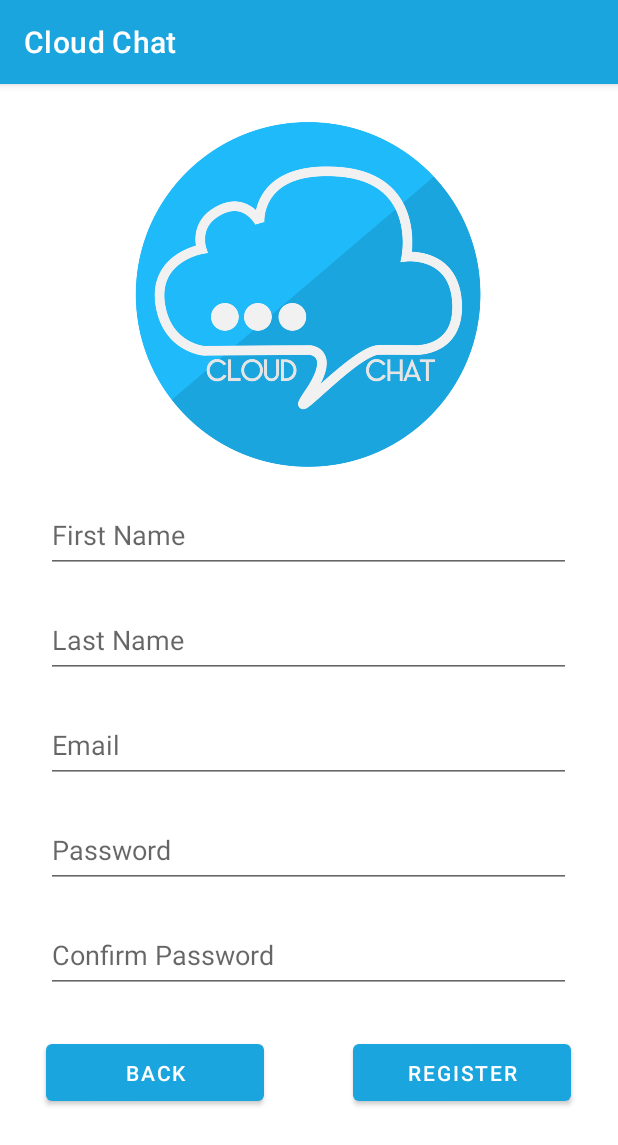
After one commit to cadereynoldson/450GroupProject, an Android app: the RegisterFragment screen opened through its navigation route, on a phone screen of 412 x 824 dp. The commit adds this screen. Shown: the top 1145 px of the screen. Run offline under Robolectric (Android 15) with nearby library versions, the phone set to English and light mode, and no system bars.

Commit message:
Register page and colors updated.

```diff
--- a/app/build.gradle
+++ b/app/build.gradle
@@ -14,6 +14,10 @@ android {
         versionName "1.0"
 
         testInstrumentationRunner "androidx.test.runner.AndroidJUnitRunner"
+    }
+
+    buildFeatures {
+        viewBinding true
     }
 
     buildTypes {
--- a/app/src/main/java/com/example/groupproject_g3/SignInFragment.java
+++ /dev/null
@@ -1,64 +0,0 @@
-package com.example.groupproject_g3;
-
-import android.os.Bundle;
-
-import androidx.fragment.app.Fragment;
-
-import android.view.LayoutInflater;
-import android.view.View;
-import android.view.ViewGroup;
-
-/**
- * A simple {@link Fragment} subclass.
- * Use the {@link SignInFragment#newInstance} factory method to
- * create an instance of this fragment.
- */
-public class SignInFragment extends Fragment {
-
-    // TODO: Rename parameter arguments, choose names that match
-    // the fragment initialization parameters, e.g. ARG_ITEM_NUMBER
-    private static final String ARG_PARAM1 = "param1";
-    private static final String ARG_PARAM2 = "param2";
-
-    // TODO: Rename and change types of parameters
-    private String mParam1;
-    private String mParam2;
-
-    public SignInFragment() {
-        // Required empty public constructor
-    }
-
-    /**
-     * Use this factory method to create a new instance of
-     * this fragment using the provided parameters.
-     *
-     * @param param1 Parameter 1.
-     * @param param2 Parameter 2.
-     * @return A new instance of fragment SignInFragment.
-     */
-    // TODO: Rename and change types and number of parameters
-    public static SignInFragment newInstance(String param1, String param2) {
-        SignInFragment fragment = new SignInFragment();
-        Bundle args = new Bundle();
-        args.putString(ARG_PARAM1, param1);
-        args.putString(ARG_PARAM2, param2);
-        fragment.setArguments(args);
-        return fragment;
-    }
-
-    @Override
-    public void onCreate(Bundle savedInstanceState) {
-        super.onCreate(savedInstanceState);
-        if (getArguments() != null) {
-            mParam1 = getArguments().getString(ARG_PARAM1);
-            mParam2 = getArguments().getString(ARG_PARAM2);
-        }
-    }
-
-    @Override
-    public View onCreateView(LayoutInflater inflater, ViewGroup container,
-                             Bundle savedInstanceState) {
-        // Inflate the layout for this fragment
-        return inflater.inflate(R.layout.fragment_sign_in, container, false);
-    }
-}
--- /dev/null
+++ b/app/src/main/java/com/example/groupproject_g3/authorization/fragments/RegisterFragment.java
@@ -0,0 +1,26 @@
+package com.example.groupproject_g3.authorization.fragments;
+
+import android.os.Bundle;
+
+import androidx.fragment.app.Fragment;
+
+import android.view.LayoutInflater;
+import android.view.View;
+import android.view.ViewGroup;
+
+import com.example.groupproject_g3.R;
+
+/**
+ * A simple {@link Fragment} subclass.
+ * create an instance of this fragment.
+ */
+public class RegisterFragment extends Fragment {
+
+
+    @Override
+    public View onCreateView(LayoutInflater inflater, ViewGroup container,
+                             Bundle savedInstanceState) {
+        // Inflate the layout for this fragment
+        return inflater.inflate(R.layout.fragment_register, container, false);
+    }
+}
--- /dev/null
+++ b/app/src/main/java/com/example/groupproject_g3/authorization/fragments/SignInFragment.java
@@ -0,0 +1,31 @@
+package com.example.groupproject_g3.authorization.fragments;
+
+import android.os.Bundle;
+
+import androidx.fragment.app.Fragment;
+
+import android.view.LayoutInflater;
+import android.view.View;
+import android.view.ViewGroup;
+
+import com.example.groupproject_g3.R;
+
+/**
+ * A fragment for signing into the application.
+ *
+ */
+public class SignInFragment extends Fragment {
+
+    public SignInFragment() {
+        // Required empty public constructor
+    }
+
+
+
+    @Override
+    public View onCreateView(LayoutInflater inflater, ViewGroup container,
+                             Bundle savedInstanceState) {
+        // Inflate the layout for this fragment
+        return inflater.inflate(R.layout.fragment_sign_in, container, false);
+    }
+}
--- /dev/null
+++ b/app/src/main/res/layout/fragment_register.xml
@@ -0,0 +1,105 @@
+<?xml version="1.0" encoding="utf-8"?>
+<androidx.constraintlayout.widget.ConstraintLayout xmlns:android="http://schemas.android.com/apk/res/android"
+    xmlns:app="http://schemas.android.com/apk/res-auto"
+    xmlns:tools="http://schemas.android.com/tools"
+    android:id="@+id/frameLayout2"
+    android:layout_width="match_parent"
+    android:layout_height="match_parent"
+    tools:context=".authorization.fragments.RegisterFragment">
+
+    <EditText
+        android:id="@+id/text_register_first_name"
+        android:layout_width="@dimen/auth_textEdit_width"
+        android:layout_height="@dimen/auth_textEdit_height"
+        android:layout_marginTop="276dp"
+        android:ems="10"
+        android:hint="@string/auth_first_name"
+        android:inputType="textPersonName"
+        app:layout_constraintEnd_toEndOf="parent"
+        app:layout_constraintHorizontal_bias="0.491"
+        app:layout_constraintStart_toStartOf="parent"
+        app:layout_constraintTop_toTopOf="parent" />
+
+    <EditText
+        android:id="@+id/text_register_last_name"
+        android:layout_width="@dimen/auth_textEdit_width"
+        android:layout_height="@dimen/auth_textEdit_height"
+        android:layout_marginTop="20dp"
+        android:ems="10"
+        android:hint="@string/auth_last_name"
+        android:inputType="textPersonName"
+        app:layout_constraintEnd_toEndOf="parent"
+        app:layout_constraintHorizontal_bias="0.491"
+        app:layout_constraintStart_toStartOf="parent"
+        app:layout_constraintTop_toBottomOf="@+id/text_register_first_name" />
+
+    <EditText
+        android:id="@+id/text_register_email"
+        android:layout_width="@dimen/auth_textEdit_width"
+        android:layout_height="@dimen/auth_textEdit_height"
+        android:layout_marginTop="20dp"
+        android:ems="10"
+        android:hint="@string/auth_email"
+        android:inputType="textEmailAddress"
+        app:layout_constraintEnd_toEndOf="parent"
+        app:layout_constraintHorizontal_bias="0.491"
+        app:layout_constraintStart_toStartOf="parent"
+        app:layout_constraintTop_toBottomOf="@+id/text_register_last_name" />
+
+    <EditText
+        android:id="@+id/text_register_password"
+        android:layout_width="@dimen/auth_textEdit_width"
+        android:layout_height="@dimen/auth_textEdit_height"
+        android:layout_marginTop="20dp"
+        android:ems="10"
+        android:hint="@string/auth_password"
+        android:inputType="textPassword"
+        app:layout_constraintEnd_toEndOf="parent"
+        app:layout_constraintHorizontal_bias="0.491"
+        app:layout_constraintStart_toStartOf="parent"
+        app:layout_constraintTop_toBottomOf="@+id/text_register_email" />
+
+    <EditText
+        android:id="@+id/text_register_password2"
+        android:layout_width="@dimen/auth_textEdit_width"
+        android:layout_height="@dimen/auth_textEdit_height"
+        android:layout_marginTop="20dp"
+        android:ems="10"
+        android:hint="@string/auth_confirm_password"
+        android:inputType="textPassword"
+        app:layout_constraintEnd_toEndOf="parent"
+        app:layout_constraintHorizontal_bias="0.491"
+        app:layout_constraintStart_toStartOf="parent"
+        app:layout_constraintTop_toBottomOf="@+id/text_register_password" />
+
+    <Button
+        android:id="@+id/button_register"
+        android:layout_width="@dimen/auth_button_width"
+        android:layout_height="@dimen/auth_button_height"
+        android:layout_marginTop="28dp"
+        android:text="@string/auth_register"
+        app:layout_constraintEnd_toEndOf="@+id/text_register_password2"
+        app:layout_constraintTop_toBottomOf="@+id/text_register_password2" />
+
+    <Button
+        android:id="@+id/button_register_back"
+        android:layout_width="@dimen/auth_button_width"
+        android:layout_height="@dimen/auth_button_height"
+        android:layout_marginTop="28dp"
+        android:text="@string/auth_back"
+        app:layout_constraintStart_toStartOf="@+id/text_register_password2"
+        app:layout_constraintTop_toBottomOf="@+id/text_register_password2" />
+
+    <ImageView
+        android:id="@+id/logo_register_cloudChat"
+        android:layout_width="250dp"
+        android:layout_height="250dp"
+        android:layout_marginTop="16dp"
+        android:scaleType="fitCenter"
+        android:src="@drawable/logo_cloud_chat"
+        app:layout_constraintEnd_toEndOf="parent"
+        app:layout_constraintHorizontal_bias="0.496"
+        app:layout_constraintStart_toStartOf="parent"
+        app:layout_constraintTop_toTopOf="parent" />
+
+</androidx.constraintlayout.widget.ConstraintLayout>
--- a/app/src/main/res/layout/fragment_sign_in.xml
+++ b/app/src/main/res/layout/fragment_sign_in.xml
@@ -5,12 +5,12 @@
     android:id="@+id/frameLayout"
     android:layout_width="match_parent"
     android:layout_height="match_parent"
-    tools:context=".SignInFragment">
+    tools:context=".authorization.fragments.SignInFragment">
 
     <EditText
         android:id="@+id/text_signin_password"
-        android:layout_width="351dp"
-        android:layout_height="51dp"
+        android:layout_width="@dimen/auth_textEdit_width"
+        android:layout_height="@dimen/auth_textEdit_height"
         android:layout_marginTop="20dp"
         android:autoText="false"
         android:autofillHints="@string/auth_password"
@@ -23,8 +23,8 @@
 
     <EditText
         android:id="@+id/text_signin_email"
-        android:layout_width="351dp"
-        android:layout_height="51dp"
+        android:layout_width="@dimen/auth_textEdit_width"
+        android:layout_height="@dimen/auth_textEdit_height"
         android:layout_marginTop="340dp"
         android:autoText="false"
         android:autofillHints="@string/auth_email"
@@ -38,33 +38,31 @@
     <Button
         android:id="@+id/button_signin_register"
         style="@style/Widget.AppCompat.Button.Borderless.Colored"
-        android:layout_width="145dp"
-        android:layout_height="50dp"
-        android:layout_marginStart="28dp"
+        android:layout_width="@dimen/auth_button_width"
+        android:layout_height="@dimen/auth_button_height"
         android:layout_marginTop="15dp"
         android:text="@string/auth_register"
         app:layout_constraintBottom_toBottomOf="parent"
-        app:layout_constraintStart_toStartOf="parent"
+        app:layout_constraintStart_toStartOf="@+id/text_signin_password"
         app:layout_constraintTop_toBottomOf="@+id/text_signin_password"
         app:layout_constraintVertical_bias="0.0" />
 
     <Button
         android:id="@+id/button_signin"
         style="@style/Widget.AppCompat.Button.Borderless.Colored"
-        android:layout_width="145dp"
-        android:layout_height="50dp"
+        android:layout_width="@dimen/auth_button_width"
+        android:layout_height="@dimen/auth_button_height"
         android:layout_marginTop="15dp"
-        android:layout_marginEnd="28dp"
         android:text="@string/auth_sign_in"
         app:layout_constraintBottom_toBottomOf="parent"
-        app:layout_constraintEnd_toEndOf="parent"
+        app:layout_constraintEnd_toEndOf="@+id/text_signin_password"
         app:layout_constraintTop_toBottomOf="@+id/text_signin_password"
         app:layout_constraintVertical_bias="0.0" />
 
     <ImageView
         android:id="@+id/imageView"
-        android:layout_width="251dp"
-        android:layout_height="300dp"
+        android:layout_width="250dp"
+        android:layout_height="250dp"
         android:layout_marginTop="40dp"
         android:scaleType="fitCenter"
         android:src="@drawable/logo_cloud_chat"
--- a/app/src/main/res/navigation/auth_nav.xml
+++ b/app/src/main/res/navigation/auth_nav.xml
@@ -7,16 +7,28 @@
 
     <fragment
         android:id="@+id/signInFragment"
-        android:name="com.example.groupproject_g3.SignInFragment"
+        android:name="com.example.groupproject_g3.authorization.fragments.SignInFragment"
         android:label="fragment_sign_in"
         tools:layout="@layout/fragment_sign_in" >
         <action
             android:id="@+id/action_signInFragment_to_mainActivity"
             app:destination="@id/mainActivity" />
+        <action
+            android:id="@+id/action_signInFragment_to_registerFragment"
+            app:destination="@id/registerFragment" />
     </fragment>
     <activity
         android:id="@+id/mainActivity"
         android:name="com.example.groupproject_g3.activities.MainActivity"
         android:label="activity_main"
         tools:layout="@layout/activity_main" />
+    <fragment
+        android:id="@+id/registerFragment"
+        android:name="com.example.groupproject_g3.authorization.fragments.RegisterFragment"
+        android:label="fragment_register"
+        tools:layout="@layout/fragment_register" >
+        <action
+            android:id="@+id/action_registerFragment_to_signInFragment"
+            app:destination="@id/signInFragment" />
+    </fragment>
 </navigation>
--- a/app/src/main/res/values/colors.xml
+++ b/app/src/main/res/values/colors.xml
@@ -7,4 +7,6 @@
     <color name="teal_700">#FF018786</color>
     <color name="black">#FF000000</color>
     <color name="white">#FFFFFFFF</color>
+    <color name="blue_500">#1BA5DF</color>
+    <color name="blue_300">#5CCAFE</color>
 </resources>
--- a/app/src/main/res/values/dimens.xml
+++ b/app/src/main/res/values/dimens.xml
@@ -12,4 +12,12 @@
     inner_frame_layout_padding (below variable) on round screens.
     -->
     <dimen name="inner_frame_layout_padding">5dp</dimen>
+
+    <!--
+    Dimensions for the width and height of various components.
+    -->
+    <dimen name="auth_textEdit_width">350dp</dimen>
+    <dimen name="auth_textEdit_height">50dp</dimen>
+    <dimen name="auth_button_width">145dp</dimen>
+    <dimen name="auth_button_height">50dp</dimen>
 </resources>
--- a/app/src/main/res/values/strings.xml
+++ b/app/src/main/res/values/strings.xml
@@ -2,11 +2,18 @@
     <string name="app_name">Cloud Chat</string>
     <!-- TODO: Remove or change this placeholder text -->
     <string name="hello_blank_fragment">Hello blank fragment</string>
-    <string name="title_activity_main">MainActivity</string>
+    <string name="title_activity_main">Cloud Chat</string>
+
+
     <string name="auth_register">Register</string>
     <string name="auth_email">Email</string>
     <string name="auth_password">Password</string>
     <string name="auth_sign_in">Sign In</string>
+    <string name="auth_first_name">First Name</string>
+    <string name="auth_last_name">Last Name</string>
+    <string name="auth_confirm_password">Confirm Password</string>
+    <string name="auth_back">Back</string>
+
     <!--
     This string is used for square devices and overridden by hello_world in
     values-round/strings.xml for round devices.
--- a/app/src/main/res/values/themes.xml
+++ b/app/src/main/res/values/themes.xml
@@ -2,8 +2,8 @@
     <!-- Base application theme. -->
     <style name="Theme.GroupProjectG3" parent="Theme.MaterialComponents.DayNight.DarkActionBar">
         <!-- Primary brand color. -->
-        <item name="colorPrimary">@color/purple_500</item>
-        <item name="colorPrimaryVariant">@color/purple_700</item>
+        <item name="colorPrimary">@color/blue_500</item>
+        <item name="colorPrimaryVariant">@color/blue_300</item>
         <item name="colorOnPrimary">@color/white</item>
         <!-- Secondary brand color. -->
         <item name="colorSecondary">@color/teal_200</item>
```
